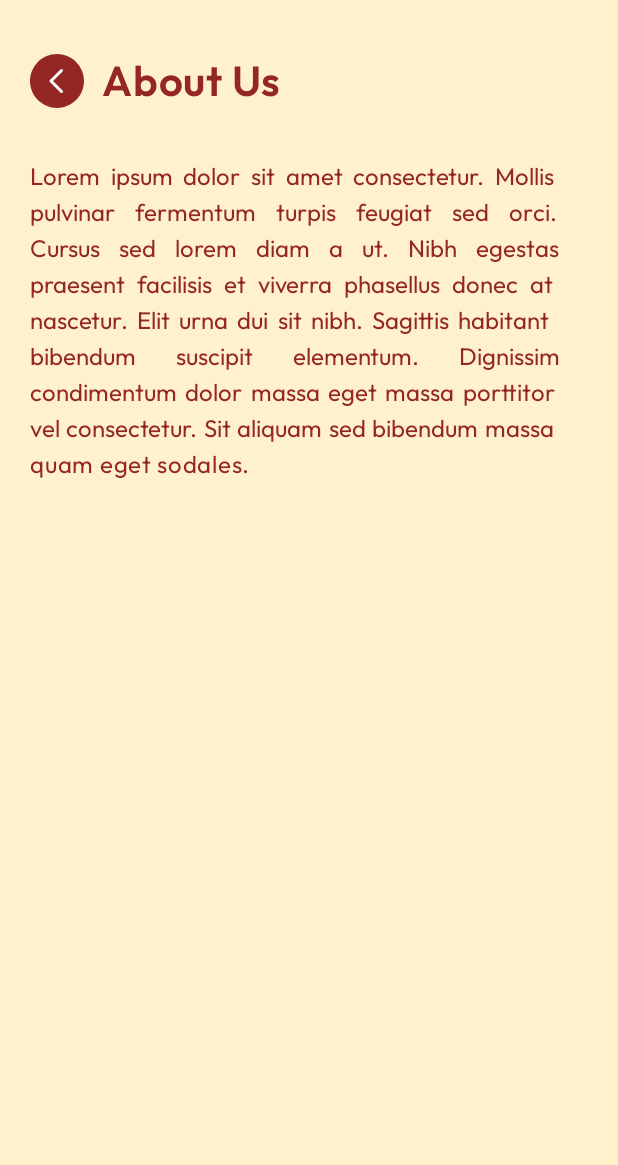
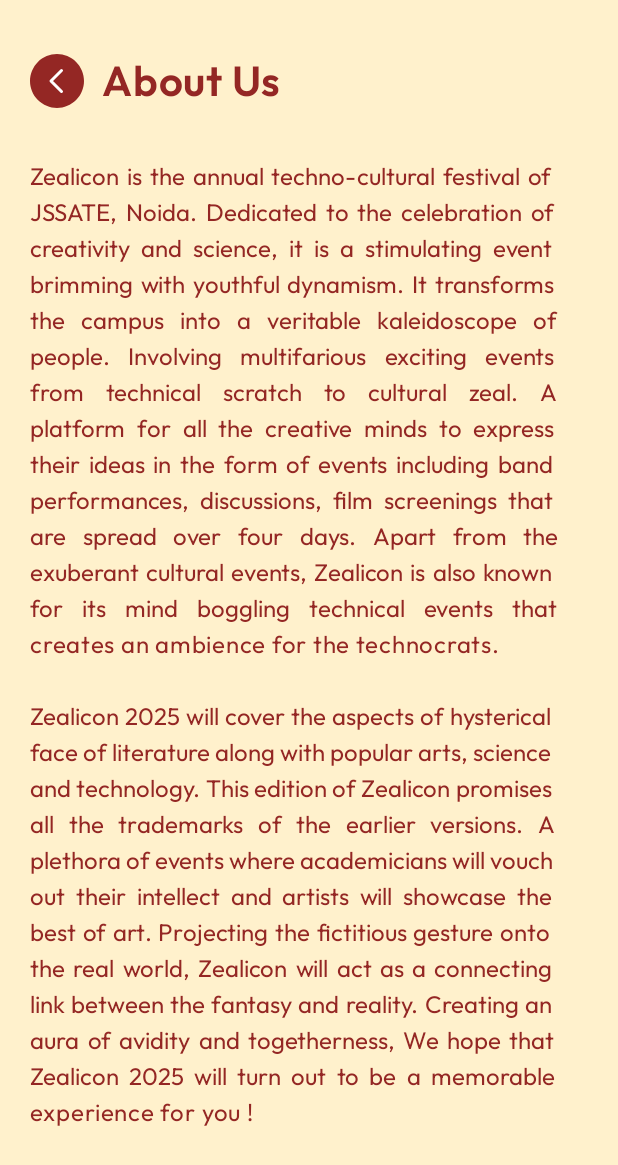
Before and after one commit to Adya-04/Zealicon2k26, an Android app built with Jetpack Compose: the about_us screen opened through its navigation route, on a phone screen of 412 x 824 dp. Shown: the top 1165 px of the screen. Run offline under Robolectric (Android 15) with nearby library versions, the phone set to English and light mode, and no system bars.

Commit message:
Added AboutUs

```diff
--- a/app/src/main/java/com/gdg/zealicon2k25/presentation/ui/AboutUsScreen.kt
+++ b/app/src/main/java/com/gdg/zealicon2k25/presentation/ui/AboutUsScreen.kt
@@ -10,6 +10,8 @@ import androidx.compose.foundation.layout.Row
 import androidx.compose.foundation.layout.fillMaxSize
 import androidx.compose.foundation.layout.fillMaxWidth
 import androidx.compose.foundation.layout.padding
+import androidx.compose.foundation.rememberScrollState
+import androidx.compose.foundation.verticalScroll
 import androidx.compose.material.ripple.rememberRipple
 import androidx.compose.material3.Text
 import androidx.compose.runtime.Composable
@@ -17,6 +19,7 @@ import androidx.compose.runtime.remember
 import androidx.compose.ui.Modifier
 import androidx.compose.ui.layout.ContentScale
 import androidx.compose.ui.res.painterResource
+import androidx.compose.ui.res.stringResource
 import androidx.compose.ui.semantics.Role
 import androidx.compose.ui.text.font.FontWeight
 import androidx.compose.ui.text.style.TextAlign
@@ -71,13 +74,15 @@ fun AboutUsScreen(
                 )
             }
             Text(
-                text = "Lorem ipsum dolor sit amet consectetur. Mollis pulvinar fermentum turpis feugiat sed orci. Cursus sed lorem diam a ut. Nibh egestas praesent facilisis et viverra phasellus donec at nascetur. Elit urna dui sit nibh. Sagittis habitant bibendum suscipit elementum. Dignissim condimentum dolor massa eget massa porttitor vel consectetur. Sit aliquam sed bibendum massa quam eget sodales.",
+                text = stringResource(R.string.zealicon_about),
                 fontSize = 16.sp,
                 fontFamily = Outfit,
                 color = HeadingTextColor,
                 fontWeight = FontWeight.Normal,
                 textAlign = TextAlign.Justify,
-                modifier = Modifier.padding(top = 33.dp, start = 20.dp, end = 20.dp)
+                modifier = Modifier.padding(top = 33.dp, start = 20.dp, end = 20.dp, bottom = 33.dp).verticalScroll(
+                    rememberScrollState()
+                )
             )
         }
     }
--- a/app/src/main/res/values/strings.xml
+++ b/app/src/main/res/values/strings.xml
@@ -1,3 +1,16 @@
 <resources>
     <string name="app_name">Zealicon2K25</string>
+    <string name="zealicon_about">Zealicon is the annual techno-cultural festival of JSSATE, Noida.
+        Dedicated to the celebration of creativity and science, it is a stimulating event brimming
+        with youthful dynamism. It transforms the campus into a veritable kaleidoscope of people.
+        Involving multifarious exciting events from technical scratch to cultural zeal.
+        A platform for all the creative minds to express their ideas in the form of events including band performances,
+        discussions, film screenings that are spread over four days. Apart from the exuberant cultural
+        events, Zealicon is also known for its mind boggling technical events that creates an ambience for
+        the technocrats.\n\nZealicon 2025 will cover the aspects of hysterical face of literature along
+        with popular arts, science and technology. This edition of Zealicon promises all the trademarks
+        of the earlier versions. A plethora of events where academicians will vouch out their intellect
+        and artists will showcase the best of art. Projecting the fictitious gesture onto the real world,
+        Zealicon will act as a connecting link between the fantasy and reality. Creating an aura of avidity
+        and togetherness, We hope that Zealicon 2025 will turn out to be a memorable experience for you !</string>
 </resources>
```
